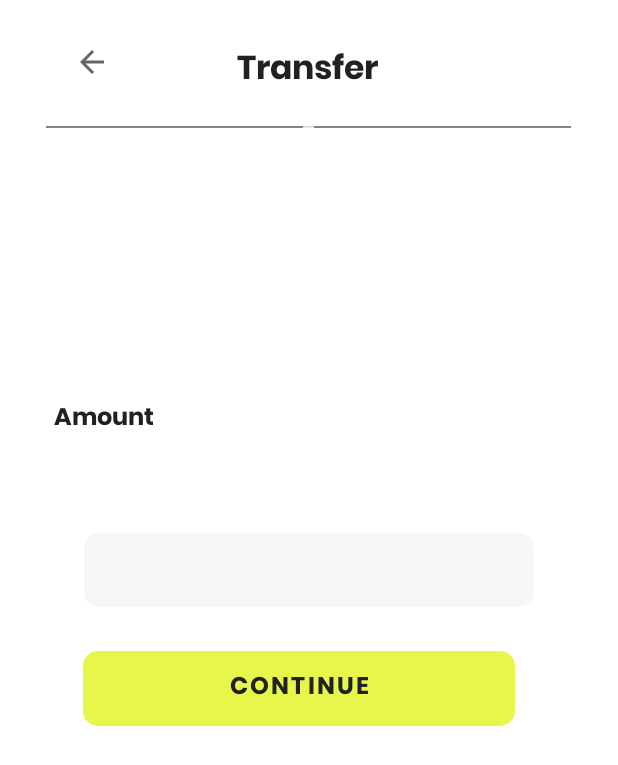
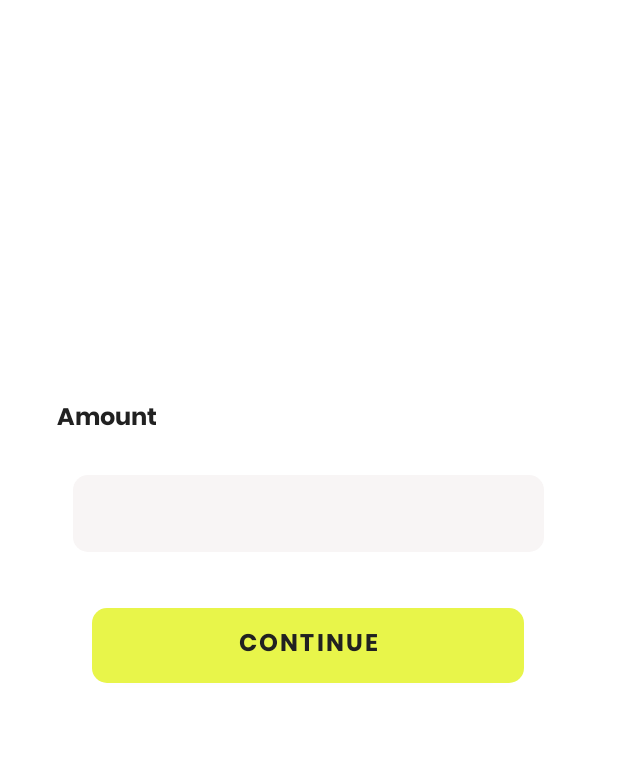
Before and after one commit to totipham/prm392-finsmart, an Android app: the fragment AmountTransferFragment shown on its own in the app's theme, on a phone screen of 412 x 824 dp. Shown: the top 765 px of the screen. Run offline under Robolectric (Android 15) with nearby library versions, the phone set to English and light mode, and no system bars.

```diff
--- a/app/src/main/res/layout/fragment_amount_transfer.xml
+++ b/app/src/main/res/layout/fragment_amount_transfer.xml
@@ -9,77 +9,39 @@
     <!-- TODO: Update blank fragment layout -->
 
     <TextView
-        android:id="@+id/add_label"
-        android:layout_width="wrap_content"
-        android:layout_height="wrap_content"
-        android:layout_marginTop="28dp"
-        android:layout_marginEnd="160dp"
-        android:text="Transfer"
-        android:textColor="@color/black_text"
-        android:textSize="22sp"
-        android:textStyle="bold"
-        app:layout_constraintEnd_toEndOf="parent"
-        app:layout_constraintTop_toTopOf="parent" />
-
-    <ImageButton
-        android:id="@+id/btn_transfer_back"
-        android:layout_width="50dp"
-        android:layout_height="50dp"
-        android:layout_marginStart="36dp"
-        android:layout_marginTop="16dp"
-        android:background="?android:attr/selectableItemBackground"
-        app:layout_constraintStart_toStartOf="parent"
-        app:layout_constraintTop_toTopOf="parent"
-        app:srcCompat="?attr/homeAsUpIndicator" />
-
-    <ImageView
-        android:id="@+id/line"
-        android:layout_width="350dp"
-        android:layout_height="1dp"
-        android:layout_marginTop="84dp"
-        android:background="#FF0000"
-        android:backgroundTint="@color/grey_text_2"
-        android:src="@android:drawable/button_onoff_indicator_off"
-        app:layout_constraintEnd_toEndOf="parent"
-        app:layout_constraintHorizontal_bias="0.491"
-        app:layout_constraintStart_toStartOf="parent"
-        app:layout_constraintTop_toTopOf="parent"
-        app:srcCompat="@color/grey_text_2" />
-
-    <TextView
         android:id="@+id/enter_label"
         android:layout_width="wrap_content"
         android:layout_height="wrap_content"
-        android:layout_marginStart="36dp"
-        android:layout_marginTop="180dp"
+        android:layout_marginStart="38dp"
+        android:layout_marginTop="265dp"
         android:text="Amount"
         android:textColor="@color/black_text"
         android:textSize="16sp"
         android:textStyle="bold"
         app:layout_constraintStart_toStartOf="parent"
-        app:layout_constraintTop_toBottomOf="@+id/line" />
+        app:layout_constraintTop_toTopOf="parent" />
 
     <Button
         android:id="@+id/btn_continue"
         style="@style/button"
-        android:layout_marginBottom="340dp"
+        android:layout_marginTop="37dp"
         android:text="Continue"
-        app:layout_constraintBottom_toBottomOf="parent"
         app:layout_constraintEnd_toEndOf="parent"
-        app:layout_constraintHorizontal_bias="0.447"
-        app:layout_constraintStart_toStartOf="parent" />
+        app:layout_constraintHorizontal_bias="0.495"
+        app:layout_constraintStart_toStartOf="parent"
+        app:layout_constraintTop_toBottomOf="@+id/editTextNumber" />
 
     <EditText
         android:id="@+id/editTextNumber"
-        android:layout_width="300dp"
-        android:layout_height="49dp"
-        android:layout_marginBottom="29dp"
+        android:layout_width="314dp"
+        android:layout_height="51dp"
+        android:layout_marginTop="23dp"
         android:background="@drawable/edt_text_background"
         android:ems="10"
         android:inputType="number"
-        app:layout_constraintBottom_toTopOf="@+id/btn_continue"
         app:layout_constraintEnd_toEndOf="parent"
-        app:layout_constraintHorizontal_bias="0.5"
-        app:layout_constraintStart_toStartOf="parent" />
+        app:layout_constraintHorizontal_bias="0.494"
+        app:layout_constraintStart_toStartOf="parent"
+        app:layout_constraintTop_toBottomOf="@+id/enter_label" />
 
 </androidx.constraintlayout.widget.ConstraintLayout>
```
